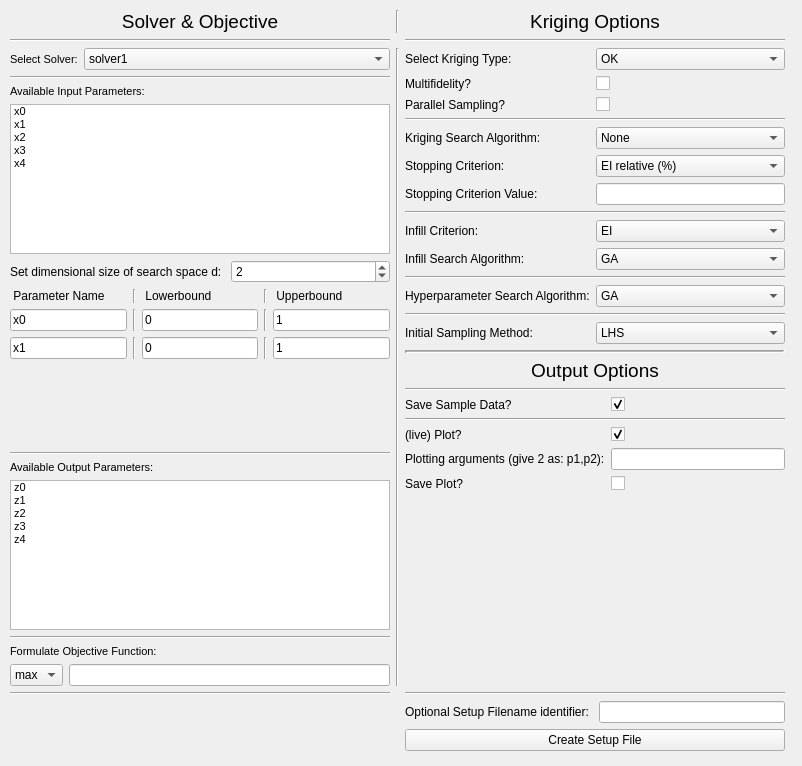
This is preprocessing/g2.ui in robertwenink/MFK-Extrapolation as Qt 5 draws it before an edit. The edited form follows.
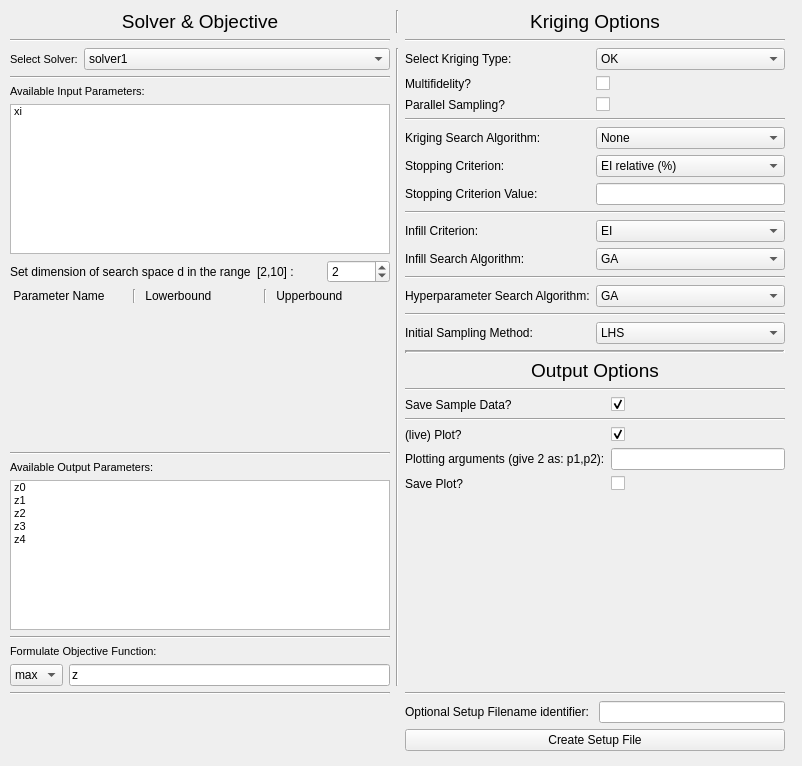
This is the edited form.

The edit to the form file:
```diff
--- a/preprocessing/g2.ui
+++ b/preprocessing/g2.ui
@@ -548,27 +548,7 @@
         </property>
         <item>
          <property name="text">
-          <string>x0</string>
-         </property>
-        </item>
-        <item>
-         <property name="text">
-          <string>x1</string>
-         </property>
-        </item>
-        <item>
-         <property name="text">
-          <string>x2</string>
-         </property>
-        </item>
-        <item>
-         <property name="text">
-          <string>x3</string>
-         </property>
-        </item>
-        <item>
-         <property name="text">
-          <string>x4</string>
+          <string>xi</string>
          </property>
         </item>
        </widget>
@@ -578,7 +558,14 @@
         <item>
          <widget class="QLabel" name="dimensionLabel">
           <property name="text">
-           <string>Set dimensional size of search space d: </string>
+           <string>Set dimension of search space d in the range</string>
+          </property>
+         </widget>
+        </item>
+        <item>
+         <widget class="QLabel" name="dimensionRangeLabel">
+          <property name="text">
+           <string>[2,10] :</string>
           </property>
          </widget>
         </item>
@@ -588,7 +575,7 @@
            <number>1</number>
           </property>
           <property name="maximum">
-           <number>20</number>
+           <number>10</number>
           </property>
           <property name="value">
            <number>2</number>
@@ -638,99 +625,6 @@
           </item>
          </layout>
         </item>
-        <item>
-         <layout class="QHBoxLayout" name="ParameterRangeHorizontalLayout_par0">
-          <property name="sizeConstraint">
-           <enum>QLayout::SetNoConstraint</enum>
-          </property>
-          <item>
-           <widget class="QLineEdit" name="RangeName_par0">
-            <property name="text">
-             <string>x0</string>
-            </property>
-           </widget>
-          </item>
-          <item>
-           <widget class="Line" name="line_1_par0">
-            <property name="orientation">
-             <enum>Qt::Vertical</enum>
-            </property>
-           </widget>
-          </item>
-          <item>
-           <widget class="QLineEdit" name="RangeLowerbound_par0">
-            <property name="sizePolicy">
-             <sizepolicy hsizetype="Expanding" vsizetype="Fixed">
-              <horstretch>0</horstretch>
-              <verstretch>0</verstretch>
-             </sizepolicy>
-            </property>
-            <property name="text">
-             <string>0</string>
-            </property>
-           </widget>
-          </item>
-          <item>
-           <widget class="Line" name="line_2_par0">
-            <property name="orientation">
-             <enum>Qt::Vertical</enum>
-            </property>
-           </widget>
-          </item>
-          <item>
-           <widget class="QLineEdit" name="RangeUpperbound_par0">
-            <property name="text">
-             <string>1</string>
-            </property>
-           </widget>
-          </item>
-         </layout>
-        </item>
-        <item>
-         <layout class="QHBoxLayout" name="ParameterRangeHorizontalLayout_par1">
-          <item>
-           <widget class="QLineEdit" name="RangeName_par1">
-            <property name="text">
-             <string>x1</string>
-            </property>
-           </widget>
-          </item>
-          <item>
-           <widget class="Line" name="line_1_par1">
-            <property name="orientation">
-             <enum>Qt::Vertical</enum>
-            </property>
-           </widget>
-          </item>
-          <item>
-           <widget class="QLineEdit" name="RangeLowerbound_par1">
-            <property name="sizePolicy">
-             <sizepolicy hsizetype="Expanding" vsizetype="Fixed">
-              <horstretch>0</horstretch>
-              <verstretch>0</verstretch>
-             </sizepolicy>
-            </property>
-            <property name="text">
-             <string>0</string>
-            </property>
-           </widget>
-          </item>
-          <item>
-           <widget class="Line" name="line_2_par1">
-            <property name="orientation">
-             <enum>Qt::Vertical</enum>
-            </property>
-           </widget>
-          </item>
-          <item>
-           <widget class="QLineEdit" name="RangeUpperbound_par1">
-            <property name="text">
-             <string>1</string>
-            </property>
-           </widget>
-          </item>
-         </layout>
-        </item>
        </layout>
       </item>
       <item>
@@ -853,7 +747,11 @@
          </widget>
         </item>
         <item>
-         <widget class="QLineEdit" name="objectiveFunctionLineEdit"/>
+         <widget class="QLineEdit" name="objectiveFunctionLineEdit">
+          <property name="text">
+           <string>z</string>
+          </property>
+         </widget>
         </item>
        </layout>
       </item>
```
Left out of the diff: 3 changed lines with no effect on the pictures.
